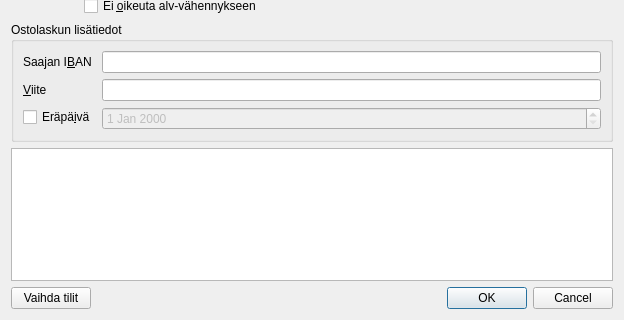
artoh/kitupiikki, file kitupiikki/kirjaus/kirjausapuridialog.ui: the form before one commit; both pictures show x 0 to 624 and y 448 to 768 of the 624 by 768 pixel window.
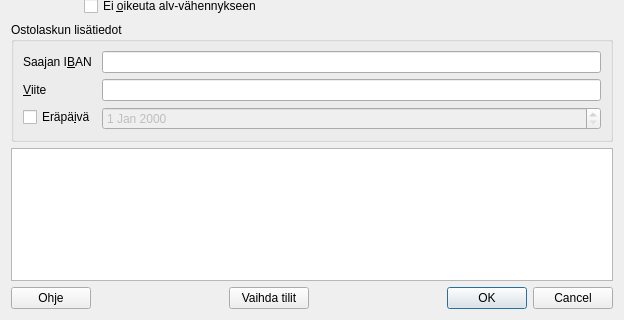
The form after the commit. Icons and pictures are not drawn. Custom widgets are drawn as their Qt base class.

```diff
--- a/kitupiikki/kirjaus/kirjausapuridialog.ui
+++ b/kitupiikki/kirjaus/kirjausapuridialog.ui
@@ -316,6 +316,33 @@
    </item>
    <item>
     <layout class="QHBoxLayout" name="horizontalLayout_2">
+     <item>
+      <widget class="QPushButton" name="ohjeNappi">
+       <property name="text">
+        <string>Ohje</string>
+       </property>
+       <property name="icon">
+        <iconset resource="../pic/pic.qrc">
+         <normaloff>:/pic/ohje.png</normaloff>:/pic/ohje.png</iconset>
+       </property>
+       <property name="shortcut">
+        <string>F1</string>
+       </property>
+      </widget>
+     </item>
+     <item>
+      <spacer name="horizontalSpacer_2">
+       <property name="orientation">
+        <enum>Qt::Horizontal</enum>
+       </property>
+       <property name="sizeHint" stdset="0">
+        <size>
+         <width>40</width>
+         <height>20</height>
+        </size>
+       </property>
+      </spacer>
+     </item>
      <item>
       <widget class="QPushButton" name="vaihdaNappi">
        <property name="text">
```
